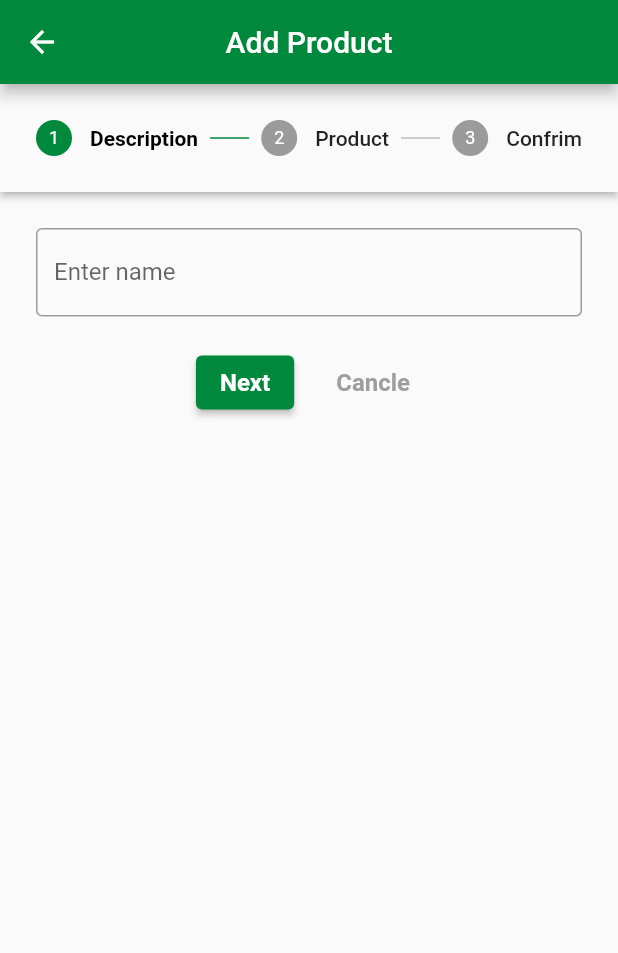
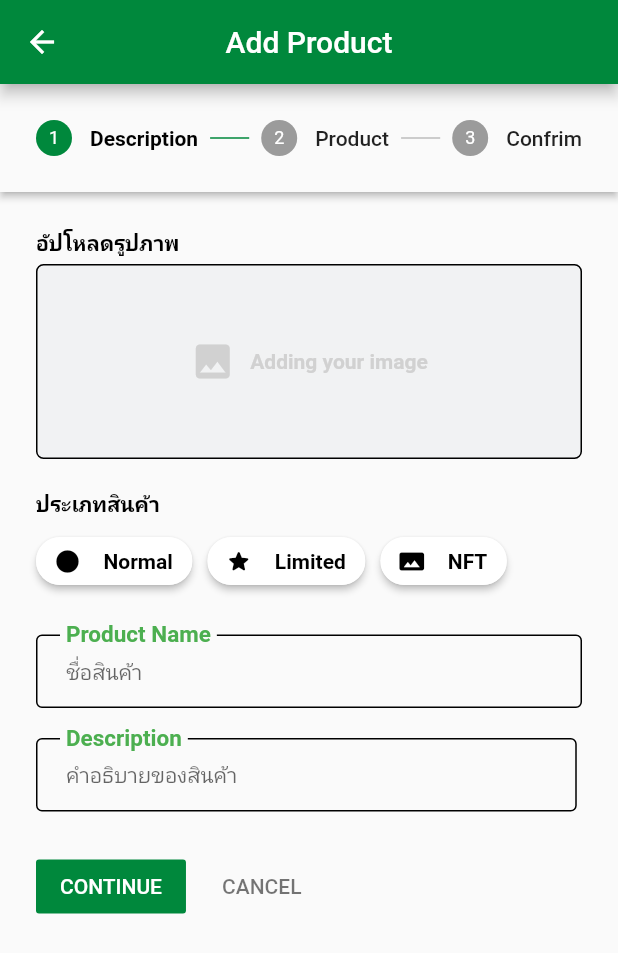
Before and after one commit to jakkaphatminthana/recycle_plus, a Flutter app: the Admin_AddProduct screen opened by its route, on a phone screen of 412 x 824 dp. Shown: the top 953 px of the screen. Run offline on Flutter 3.47's test engine with Material 2 defaults, Android fonts, the phone set to English and light mode, and no system bars; our stand-ins replace cloud_firestore, firebase_auth, firebase_core, firebase_storage, flutter_svg, fluttertoast and 6 more; missing offline and left inert: dart:ffi, search_page; accounts and stored records are empty; project files that could hold a hidden picture were left out.

Commit message:
3.4 ( add admin add and show product )

```diff
--- a/lib/components/font.dart
+++ b/lib/components/font.dart
@@ -244,6 +244,14 @@ final Roboto14_B_yellow = GoogleFonts.getFont(
   fontWeight: FontWeight.bold,
 );
 
+final Roboto14_B_brightGray= GoogleFonts.getFont(
+  'Roboto',
+  fontSize: 14,
+  color: const Color(0xFFD1D1D1),
+  fontWeight: FontWeight.bold,
+);
+
+
 final Roboto14_U_black = GoogleFonts.getFont(
   'Roboto',
   fontSize: 14,
--- /dev/null
+++ b/lib/screens/_Admin/exchange/add_product/1_detail/1_detail.dart
@@ -0,0 +1,156 @@
+import 'package:flutter/material.dart';
+import 'package:recycle_plus/components/font.dart';
+import 'package:font_awesome_flutter/font_awesome_flutter.dart';
+import 'package:recycle_plus/models/varidator.dart';
+import 'package:recycle_plus/screens/_Admin/exchange/add_product/1_detail/product_textfield.dart';
+
+class AddProduct_detail extends StatefulWidget {
+  AddProduct_detail({
+    Key? key,
+    required this.categoryEZ,
+    required this.name,
+    required this.description,
+  }) : super(key: key);
+
+  TextEditingController categoryEZ = TextEditingController();
+  TextEditingController name = TextEditingController();
+  TextEditingController description = TextEditingController();
+
+  @override
+  State<AddProduct_detail> createState() => _AddProduct_detailState();
+}
+
+class _AddProduct_detailState extends State<AddProduct_detail> {
+  @override
+  Widget build(BuildContext context) {
+    final formKey = GlobalKey<ScaffoldState>();
+
+//======================================================================================================
+    return Form(
+      key: formKey,
+      child: Column(
+        crossAxisAlignment: CrossAxisAlignment.start,
+        children: [
+          //TODO 1.Header Image
+          Row(
+            mainAxisAlignment: MainAxisAlignment.spaceBetween,
+            children: [
+              Text("อัปโหลดรูปภาพ", style: Roboto14_B_black),
+            ],
+          ),
+          const SizedBox(height: 5.0),
+
+          //TODO 2. Upload Image
+          GestureDetector(
+            onTap: () {},
+            child: Container(
+              width: MediaQuery.of(context).size.width,
+              height: 130,
+              decoration: BoxDecoration(
+                color: const Color(0xFFF1F2F3),
+                borderRadius: BorderRadius.circular(5),
+                border: Border.all(
+                  width: 1,
+                ),
+              ),
+              child: Row(
+                mainAxisAlignment: MainAxisAlignment.center,
+                children: [
+                  const Icon(
+                    Icons.image,
+                    color: Color(0xFFD1D1D1),
+                    size: 30,
+                  ),
+                  const SizedBox(width: 10.0),
+                  Text("Adding your image", style: Roboto14_B_brightGray),
+                ],
+              ),
+            ),
+          ),
+          const SizedBox(height: 20.0),
+
+          //TODO 3. Head category
+          Text("ประเภทสินค้า", style: Roboto14_B_black),
+          const SizedBox(height: 5.0),
+
+          //TODO 4. Choice category
+          Row(
+            children: [
+              _buildChoice(state: "Normal", iconEZ: Icons.circle),
+              const SizedBox(width: 10.0),
+              _buildChoice(state: "Limited", iconEZ: Icons.star_rounded),
+              const SizedBox(width: 10.0),
+              _buildChoice(state: "NFT", iconEZ: Icons.panorama),
+            ],
+          ),
+          const SizedBox(height: 25.0),
+
+          //TODO 5. Input Name Product
+          TextFormField(
+            controller: widget.name,
+            obscureText: false,
+            style: Roboto14_black,
+            decoration: styleTextFieldNews(
+              'Product Name',
+              'ชื่อสินค้า',
+            ),
+          ),
+          const SizedBox(height: 20.0),
+
+          //TODO 5. Input Name Product
+          Row(
+            crossAxisAlignment: CrossAxisAlignment.start,
+            children: [
+              //พื้นที่ขยายได้
+              ConstrainedBox(
+                constraints: BoxConstraints(
+                  maxHeight: 400,
+                  maxWidth: MediaQuery.of(context).size.width * 0.875,
+                ),
+                child: TextFormField(
+                  //พิมพ์หลายบรรทัดได้
+                  keyboardType: TextInputType.multiline,
+                  controller: widget.description,
+                  maxLines: null,
+                  minLines: 1,
+                  style: Roboto14_black,
+                  decoration: styleTextFieldNews(
+                    'Description',
+                    'คำอธิบายของสินค้า',
+                  ),
+                ),
+              ),
+            ],
+          ),
+          const SizedBox(height: 10.0),
+        ],
+      ),
+    );
+  }
+
+  Widget _buildChoice({state, iconEZ}) {
+    return ChoiceChip(
+      label: Text(
+        state,
+        style: (widget.categoryEZ.text == state)
+            ? Roboto14_B_white
+            : Roboto14_B_black,
+      ),
+      avatar: Icon(
+        iconEZ,
+        color: (widget.categoryEZ.text == state) ? Colors.white : Colors.black,
+      ),
+      backgroundColor: Colors.white,
+      disabledColor: Colors.white,
+      selectedColor: const Color(0xFF00883C),
+      padding: const EdgeInsets.symmetric(horizontal: 5.0),
+      elevation: 2,
+      selected: (widget.categoryEZ.text == state ? true : false),
+      onSelected: (value) {
+        setState(() {
+          widget.categoryEZ.text = state;
+        });
+      },
+    );
+  }
+}
--- /dev/null
+++ b/lib/screens/_Admin/exchange/add_product/1_detail/product_textfield.dart
@@ -0,0 +1,27 @@
+import 'package:flutter/material.dart';
+import 'package:recycle_plus/components/font.dart';
+
+//TODO : TextField Normal
+InputDecoration styleTextFieldNews(labelEZ, hintEZ) {
+  return InputDecoration(
+    isDense: true,
+    hintText: hintEZ,
+    labelText: labelEZ,
+    labelStyle: Roboto20_B_green,
+    contentPadding: const EdgeInsets.fromLTRB(20, 30, 20, 0),
+    enabledBorder: StyleBoder(Colors.black), //ก่อนกดพิมพ์
+    focusedBorder: StyleBoder(Colors.black), //กดพิมพ์
+    errorBorder: StyleBoder(Colors.red), //แจ้ง Error
+    focusedErrorBorder: StyleBoder(Colors.red), //พิมพ์หลังแจ้ง Error
+    floatingLabelBehavior: FloatingLabelBehavior.always,
+  );
+}
+
+//================================================================================================
+//TODO : ขอบเส้น ธรรมดา
+OutlineInputBorder StyleBoder(colorsEZ) => OutlineInputBorder(
+      borderSide: BorderSide(
+        color: colorsEZ,
+        width: 1,
+      ),
+    );
--- a/lib/screens/_Admin/exchange/add_product/add_product.dart
+++ b/lib/screens/_Admin/exchange/add_product/add_product.dart
@@ -1,6 +1,6 @@
 import 'package:flutter/material.dart';
 import 'package:recycle_plus/components/font.dart';
-import 'package:recycle_plus/screens/_Admin/exchange/add_product/detail.dart';
+import 'package:recycle_plus/screens/_Admin/exchange/add_product/1_detail/1_detail.dart';
 
 class Admin_AddProduct extends StatefulWidget {
   const Admin_AddProduct({Key? key}) : super(key: key);
@@ -25,7 +25,11 @@ class _Admin_AddProductState extends State<Admin_AddProduct> {
           state:
               (_activeStepIndex <= 0) ? StepState.indexed : StepState.complete,
           title: Text("Description", style: Roboto14_B_black),
-          content: AddProduct_detail(name: name),
+          content: AddProduct_detail(
+            name: name,
+            categoryEZ: category,
+            description: description,
+          ),
           // content: const Center(child: Text("ชื่อสินค้า")),
         ),
         Step(
@@ -43,7 +47,9 @@ class _Admin_AddProductState extends State<Admin_AddProduct> {
           content: Container(
             child: Column(
               children: [
+                Text("Category: ${category.text}"),
                 Text("Name: ${name.text}"),
+                Text("Description: ${description.text}"),
               ],
             ),
           ),
@@ -54,7 +60,9 @@ class _Admin_AddProductState extends State<Admin_AddProduct> {
   @override
   Widget build(BuildContext context) {
     //=================================================================================================
-    return Scaffold(
+    return GestureDetector(
+      onTap: () => FocusManager.instance.primaryFocus?.unfocus(),
+      child: Scaffold(
         appBar: AppBar(
           backgroundColor: const Color(0xFF00883C),
           title: const Text("Add Product"),
@@ -71,41 +79,57 @@ class _Admin_AddProductState extends State<Admin_AddProduct> {
               steps: stepList(),
               type: StepperType.horizontal,
               currentStep: _activeStepIndex,
-            // onStepContinue: () {
-            //   //เมื่อไปหน้าต่อไป ต้องให้ currentIndex เพิ่มตามด้วย
-            //   if (_activeStepIndex < (stepList().length - 1)) {
-            //     _activeStepIndex += 1;
-            //   }
-            //   setState(() {});
+              onStepContinue: () {
+                // print("name = ${name.text}");
+                // print("description = ${description.text}");
+
+                if (name.text == "") {
+                  print("NOOOOOOOO");
+                }
+
+                //เมื่อไปหน้าต่อไป ต้องให้ currentIndex เพิ่มตามด้วย
+                if (_activeStepIndex < (stepList().length - 1)) {
+                  _activeStepIndex += 1;
+                }
+                setState(() {});
+                FocusManager.instance.primaryFocus?.unfocus();
+              },
+              onStepCancel: () {
+                //ป้องกัน index ทะลุเกิน 0 (-1,-2)
+                if (_activeStepIndex == 0) {
+                  return;
+                }
+                _activeStepIndex -= 1;
+                setState(() {});
+                FocusManager.instance.primaryFocus?.unfocus();
+              },
+              // controlsBuilder: (BuildContext context, ControlsDetails controls) {
+              //   return Padding(
+              //     padding: const EdgeInsets.only(top: 20.0),
+              //     child: Row(
+              //       crossAxisAlignment: CrossAxisAlignment.center,
+              //       mainAxisAlignment: MainAxisAlignment.center,
+              //       children: [
+              //         ElevatedButton(
+              //           child: Text("Continue", style: Roboto16_B_white),
+              //           style: ElevatedButton.styleFrom(
+              //             fixedSize: const Size(130, 40),
+              //           ),
+              //           onPressed: () {},
+              //         ),
+              //         const SizedBox(width: 20.0),
+              //         TextButton(
+              //           child: Text("Cancle", style: Roboto16_B_gray),
+              //           style: TextButton.styleFrom(
+              //             fixedSize: const Size(130, 40),
+              //           ),
+              //           onPressed: () {},
+              //         ),
+              //       ],
+              //     ),
+              //   );
               // },
-            // onStepCancel: () {
-            //   //ป้องกัน index ทะลุเกิน 0 (-1,-2)
-            //   if (_activeStepIndex == 0) {
-            //     return;
-            //   }
-            //   _activeStepIndex -= 1;
-            //   setState(() {});
-            // },
-            controlsBuilder: (BuildContext context, ControlsDetails controls) {
-              return Padding(
-                padding: const EdgeInsets.only(top: 20.0),
-                child: Row(
-                  crossAxisAlignment: CrossAxisAlignment.center,
-                  mainAxisAlignment: MainAxisAlignment.center,
-                  children: [
-                    ElevatedButton(
-                      child: Text("Next", style: Roboto16_B_white),
-                      onPressed: () {},
             ),
-                    const SizedBox(width: 20.0),
-                    TextButton(
-                      onPressed: () {},
-                      child: Text("Cancle", style: Roboto16_B_gray),
-                    ),
-                  ],
-                ),
-              );
-            },
           ),
         ),
       ),
--- a/lib/screens/_Admin/exchange/add_product/detail.dart
+++ /dev/null
@@ -1,41 +0,0 @@
-import 'package:flutter/material.dart';
-
-// class AddProcut_detail {
-//   final String name;
-//   final String description;
-//   final String category;
-
-//   AddProcut_detail({
-//     required this.name,
-//     required this.description,
-//     required this.category,
-//   });
-// }
-
-class AddProduct_detail extends StatelessWidget {
-  AddProduct_detail({
-    Key? key,
-    required this.name,
-    // required this.description,
-    // required this.category,
-  }) : super(key: key);
-
-  TextEditingController name = TextEditingController();
-  // TextEditingController description = TextEditingController();
-  // TextEditingController category = TextEditingController();
-
-  @override
-  Widget build(BuildContext context) {
-    return Column(
-      children: [
-        TextField(
-          controller: name,
-          decoration: const InputDecoration(
-            border: OutlineInputBorder(),
-            labelText: "Enter name",
-          ),
-        ),
-      ],
-    );
-  }
-}
--- a/lib/screens/success/verify_email.dart
+++ b/lib/screens/success/verify_email.dart
@@ -94,7 +94,7 @@ class _VerifyEmailState extends State<VerifyEmail> {
   //maxSeconds = นับจากเลขสูงสุด
   //second = วินาที
   Timer? _cooldown;
-  static const maxSeconds = 10;
+  static const maxSeconds = 30;
   int seconds = maxSeconds;
 
   void cooldownStart() {
```
Lines whose indentation alone changed are shown as unchanged.
